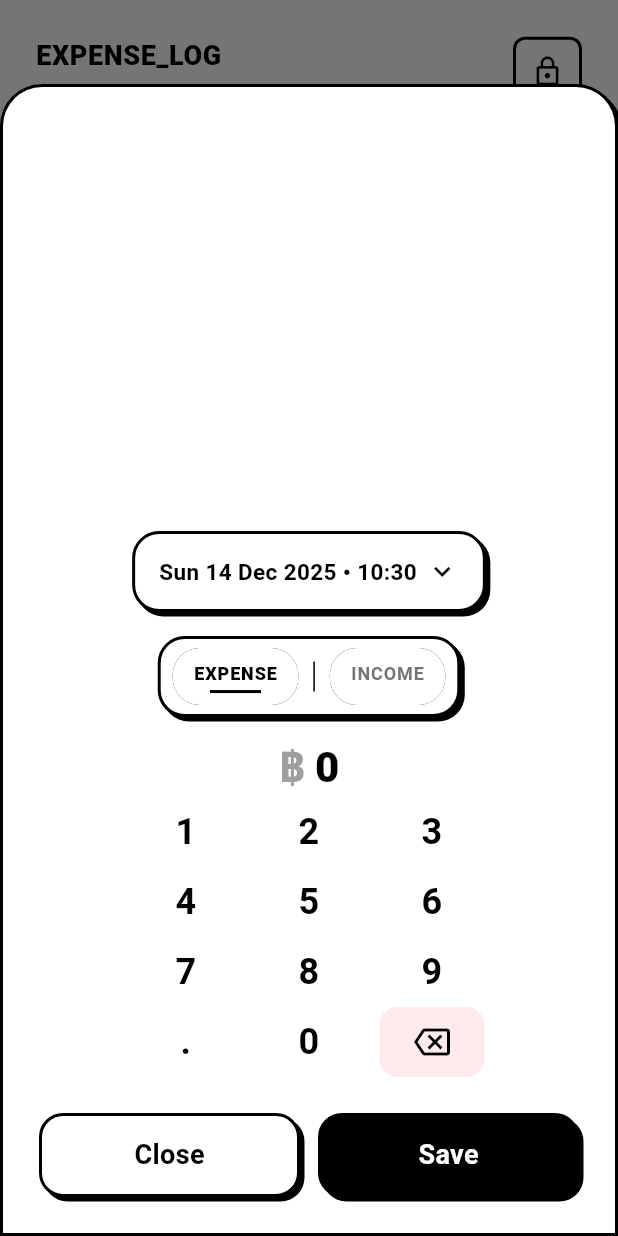
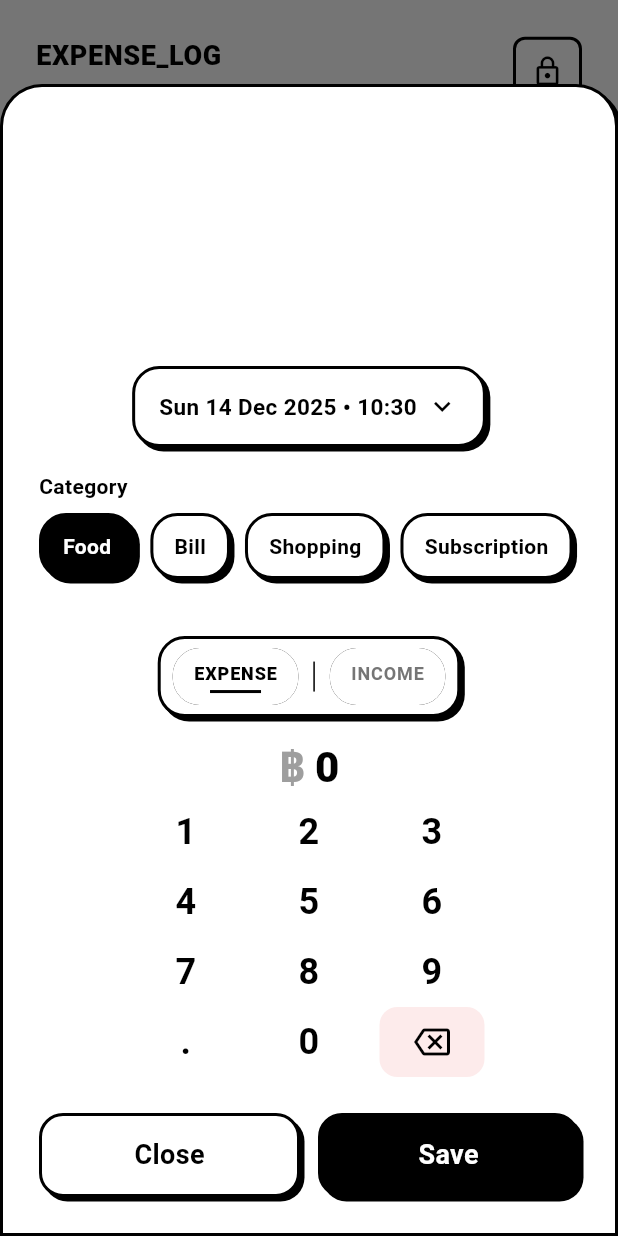
Before and after one commit to beerbeatbox/zen-money-tracking, a Flutter app: the screen it shows after launch, after a tap on the "add" icon, on a phone screen of 412 x 824 dp. Run offline on Flutter 3.47's test engine with Material 3 defaults, Android fonts, the phone set to English and light mode, and no system bars; drawn by our look-alikes of auto_size_text; our stand-ins replace csv, dio, flutter_riverpod, go_router, heroicons, pretty_dio_logger and 1 more; generated files the repository leaves out were written again.

Commit message:
feat: Add category selection to NumberKeyboardBottomSheet
- Introduced a new category selection feature in the NumberKeyboardBottomSheet, allowing users to choose from predefined expense categories.
- Implemented a horizontal scrollable list of category chips for better user interaction and selection.
- Added state management for the selected category to enhance the overall functionality and user experience.

```diff
--- a/lib/features/home/presentation/widgets/number_keyboard_bottom_sheet.dart
+++ b/lib/features/home/presentation/widgets/number_keyboard_bottom_sheet.dart
@@ -7,6 +7,17 @@ import 'package:anti/features/home/presentation/widgets/log_time_picker_dialog.d
 import 'package:anti/features/home/presentation/widgets/outlined_surface.dart';
 import 'package:auto_size_text/auto_size_text.dart';
 import 'package:flutter/material.dart';
+
+const _kExpenseCategories = <String>[
+  'Food',
+  'Bill',
+  'Shopping',
+  'Subscription',
+  'Investment',
+  'Family',
+  'Essential',
+  'Others',
+];
 
 Future<void> showNumberKeyboardBottomSheet(
   BuildContext context, {
@@ -59,6 +70,7 @@ class _NumberKeyboardBottomSheetState extends State<NumberKeyboardBottomSheet> {
   Timer? _backspaceHoldTimer;
   late bool _isExpense;
   late DateTime _logDateTime;
+  String _selectedCategory = _kExpenseCategories.first;
 
   String get _displayValue => _value.isEmpty ? '0' : _value;
   String get _logTimeLabel {
@@ -163,6 +175,11 @@ class _NumberKeyboardBottomSheetState extends State<NumberKeyboardBottomSheet> {
     _setClosePressed(false);
   }
 
+  void _setCategory(String category) {
+    if (_selectedCategory == category) return;
+    setState(() => _selectedCategory = category);
+  }
+
   void _updateExpenseType(bool isExpense) {
     if (_isExpense == isExpense) return;
     setState(() => _isExpense = isExpense);
@@ -216,6 +233,11 @@ class _NumberKeyboardBottomSheetState extends State<NumberKeyboardBottomSheet> {
                   ),
                 ),
                 const SizedBox(height: 16),
+                _CategorySection(
+                  selected: _selectedCategory,
+                  onChanged: _setCategory,
+                ),
+                const SizedBox(height: 28),
                 Center(
                   child: _AmountHeader(
                     value: _displayValue,
@@ -452,6 +474,79 @@ class _TypeChip extends StatelessWidget {
             color: selected ? Colors.black : Colors.transparent,
           ),
         ],
+      ),
+    ).onTap(onTap: onTap, behavior: HitTestBehavior.opaque);
+  }
+}
+
+class _CategorySection extends StatelessWidget {
+  const _CategorySection({required this.selected, required this.onChanged});
+
+  final String selected;
+  final ValueChanged<String> onChanged;
+
+  @override
+  Widget build(BuildContext context) {
+    return Column(
+      crossAxisAlignment: CrossAxisAlignment.start,
+      children: [
+        const Text(
+          'Category',
+          style: TextStyle(
+            fontSize: 14,
+            fontWeight: FontWeight.w700,
+            color: Colors.black,
+          ),
+        ),
+        const SizedBox(height: 8),
+        SingleChildScrollView(
+          scrollDirection: Axis.horizontal,
+          child: Row(
+            children: [
+              for (final category in _kExpenseCategories) ...[
+                Padding(
+                  padding: const EdgeInsets.only(bottom: 10),
+                  child: _CategoryChip(
+                    label: category,
+                    selected: category == selected,
+                    onTap: () => onChanged(category),
+                  ),
+                ),
+                if (category != _kExpenseCategories.last)
+                  const SizedBox(width: 10),
+              ],
+            ],
+          ),
+        ),
+      ],
+    );
+  }
+}
+
+class _CategoryChip extends StatelessWidget {
+  const _CategoryChip({
+    required this.label,
+    required this.selected,
+    required this.onTap,
+  });
+
+  final String label;
+  final bool selected;
+  final VoidCallback onTap;
+
+  @override
+  Widget build(BuildContext context) {
+    return OutlinedSurface(
+      padding: const EdgeInsets.symmetric(horizontal: 14, vertical: 10),
+      borderRadius: const BorderRadius.all(Radius.circular(18)),
+      color: selected ? Colors.black : Colors.white,
+      child: Text(
+        label,
+        style: TextStyle(
+          fontSize: 14,
+          fontWeight: FontWeight.w700,
+          color: selected ? Colors.white : Colors.black,
+        ),
       ),
     ).onTap(onTap: onTap, behavior: HitTestBehavior.opaque);
   }
```
